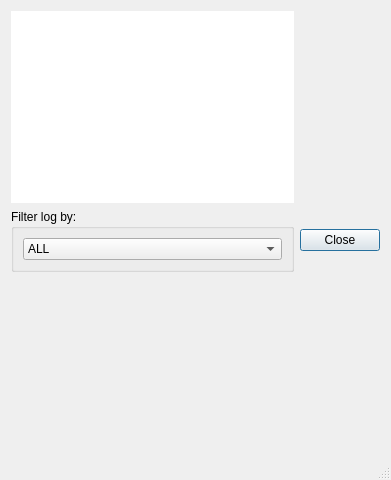
Before: the Qt Designer form logdisplaydialog.ui in greblus/aspeqt, drawn with Qt 5.
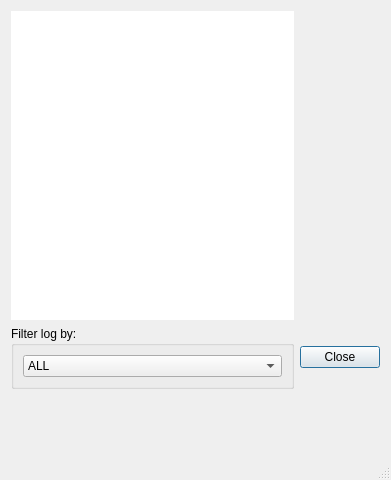
After: the same form once the commit is applied.

Commit message: Autoboot and cassette boot dialog - take two.

```diff
--- a/logdisplaydialog.ui
+++ b/logdisplaydialog.ui
@@ -215,10 +215,13 @@
      <property name="orientation">
       <enum>Qt::Vertical</enum>
      </property>
+     <property name="sizeType">
+      <enum>QSizePolicy::Fixed</enum>
+     </property>
      <property name="sizeHint" stdset="0">
       <size>
        <width>20</width>
-       <height>40</height>
+       <height>80</height>
       </size>
      </property>
     </spacer>
```
The commit also changes 5 other files.
